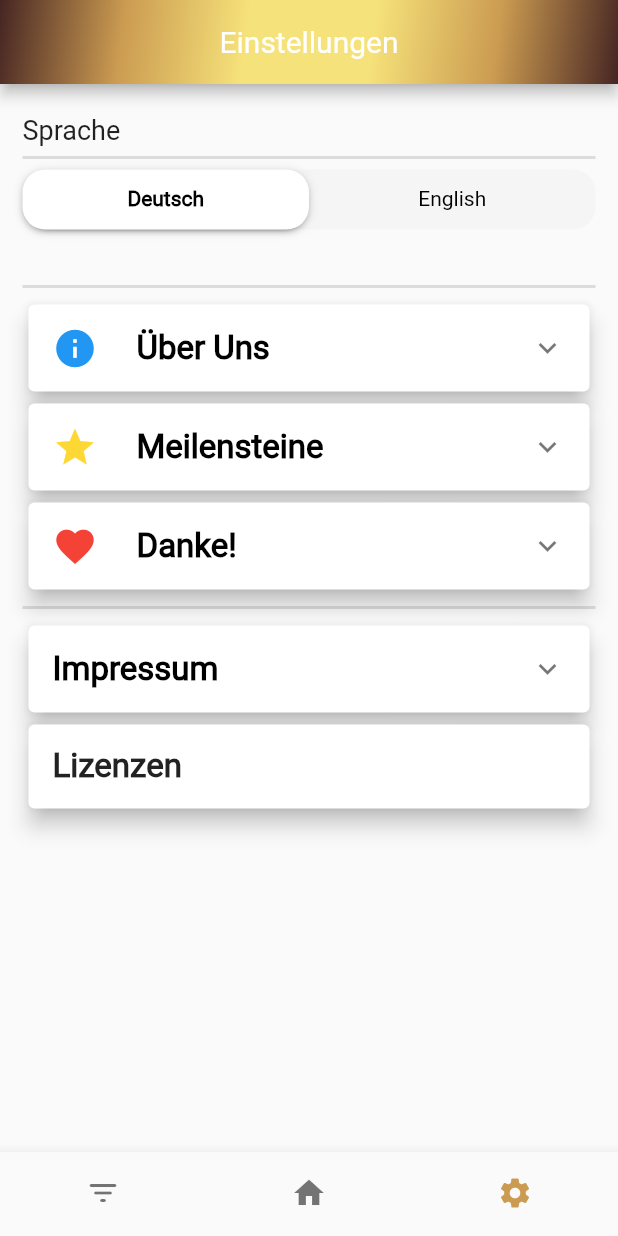
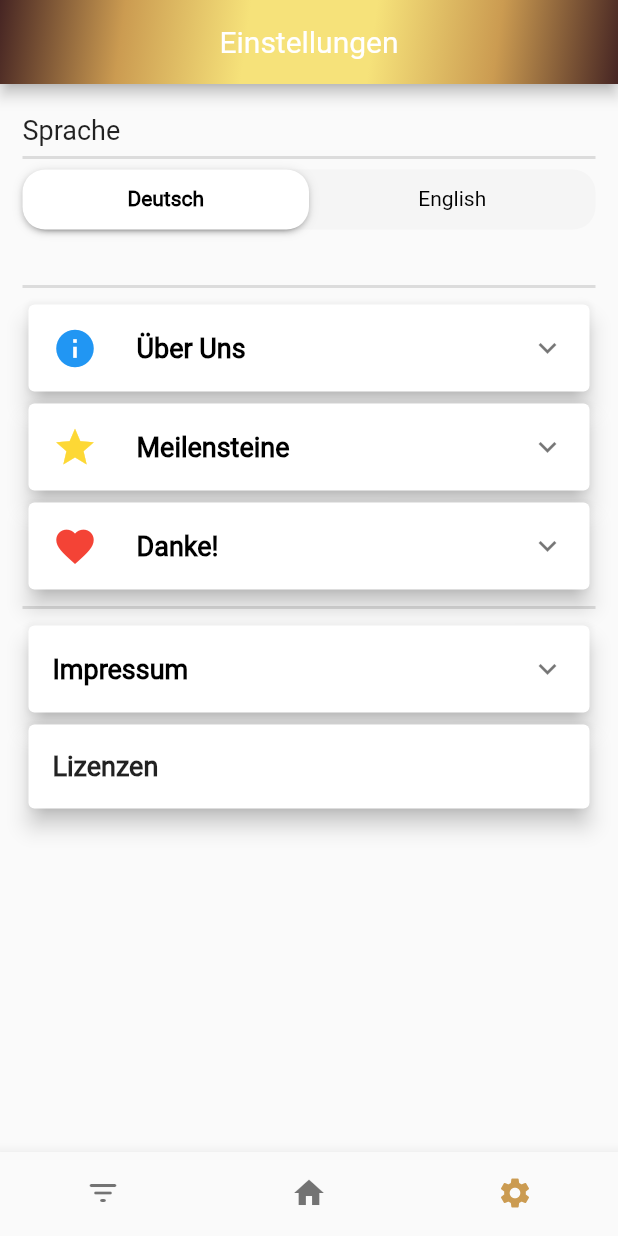
Before and after one commit to eng-stolpersteine/StolpersteineErlangen, a Flutter app: the Screens screen opened directly, item 3 of the bottom bar chosen, on a phone screen of 412 x 824 dp. Run offline on Flutter 3.47's test engine with Material 2 defaults, Android fonts, the light colour scheme and no system bars; our stand-ins replace audioplayers, carousel_pro, hive, hive_flutter, page_transition, photo_view; accounts and stored records are empty.

Commit message:
Final Commit! Hah!

```diff
--- a/StolpersteineErlangen/lib/Data/Filters/Filters.dart
+++ b/StolpersteineErlangen/lib/Data/Filters/Filters.dart
@@ -36,7 +36,7 @@ List<FilterModel> familyFilters =
   FilterModel(nameDt: "Katz", nameEn: "Katz", id: Filter.Katz),
   FilterModel(nameDt: "Rotenstein", nameEn: "Rotenstein", id: Filter.Rotenstein),
   FilterModel(nameDt: "Uhlfelder", nameEn: "Uhlfelder", id: Filter.Uhlfelder),
-  FilterModel(nameDt: "Vissing", nameEn: "Vissing", id: Filter.Vissing),
+  FilterModel(nameDt: "Laink-Vissing", nameEn: "Laink-Vissing", id: Filter.Vissing),
   FilterModel(nameDt: "Wassermann", nameEn: "Wassermann", id: Filter.Wassermann),
   FilterModel(nameDt: "Weglein", nameEn: "Weglein", id: Filter.Weglein),
   FilterModel(nameDt: "Weinstock", nameEn: "Weinstock", id: Filter.Weinstock),
--- a/StolpersteineErlangen/lib/Data/History.dart
+++ b/StolpersteineErlangen/lib/Data/History.dart
@@ -45,7 +45,7 @@ List<HistoryModel> historyModels =
 
   HistoryModel
   (
-    name: "Reichsprogromnacht",
+    name: "Reichspogromnacht",
     nameEn: "Night of Broken Glass",
     textDt: txt_Reichsprogromnacht_de,
     textEn: txt_Reichsprogromnacht_en,
--- a/StolpersteineErlangen/lib/Data/SettingsData/Danke_Text.dart
+++ b/StolpersteineErlangen/lib/Data/SettingsData/Danke_Text.dart
@@ -1,2 +1,2 @@
-String danke_dt = "Wir danken unseren Schulpartnern und  externen Partnern, die uns bei Planung und Konzeption unseres Projektes unterstützt haben:\n\nFa. Siemens für die Einweisung in die Grundlagen des Projektmanagements\n\nVR-Bank Erlangen-Höchstadt für die finanzielle Unterstützung im Rahmen des Wettbewerbs „Jugend kreativ“\n\nJohannes Britting, MA,  Kulturwissenschaftler und Gedenkstättenpädagoge\n\nCristian Ortega-Singer, Lehrstuhl für digitale Geisteswissenschaften der FAU Erlangen-Nürnberg\n\nUnser besonderer Dank gilt dem Stadtarchiv Erlangen und allen Mitarbeitern, die uns bei unserem Projekt geholfen haben- ganz besonders Frau Katja Geißler für ihre stetige Unterstützung in allen Recherchearbeiten und  Konzeptionsfragen und ihre Geduld, unsere wie auch immer gearteten Fragen zu beantworten.\n\nWir danken auch sehr dem Leiter des Archivs, Dr. Jacob, dem Leiter des Stadtarchivs Erlangen,für die Bereitschaft der Kooperation zwischen Schule und Archiv und für das Korrekturlesen der biographischen Texte.";
-String danke_en = "We thank all our partners, who helped us plan and conceptualise our project:\n\nCo. Siemens for the introduction to the basics of project management\n\nVR-Bank Erlangen-Höchstadt for the financial support as part of the \"Creative Youth\" competition\n\nJohannes Britting, MA, cultural scientist and memorial pedagogue\n\nChristian Ortega-Singer, chair of digital humanities at the FAU Erlangen-Nürnberg\n\nOur special thanks goes to the City Archive Erlangen and all of its employees who helped us during our project - most notably, Katja Geißler for her continuous support, concerning the research, as well as her patience, while responding to our many questions\n\nWe thank the head of the City Archive Erlangen, Dr. Jakob, for the open collaboration between School and Archive, as well as for proofreading the biographical texts";
+String danke_dt = "Wir danken unseren Schulpartnern und  externen Partnern, die uns bei Planung und Konzeption unseres Projektes unterstützt haben:\n\nFa. Siemens für die Einweisung in die Grundlagen des Projektmanagements\n\nVR-Bank Erlangen-Höchstadt für die finanzielle Unterstützung im Rahmen des Wettbewerbs „Jugend kreativ“\n\nJohannes Britting, MA,  Kulturwissenschaftler und Gedenkstättenpädagoge\n\nCristian Ortega-Singer, Lehrstuhl für digitale Geisteswissenschaften der FAU Erlangen-Nürnberg\n\nUnser besonderer Dank gilt dem Stadtarchiv Erlangen und allen Mitarbeitern, die uns bei unserem Projekt geholfen haben- ganz besonders Frau Katja Geißler für ihre stetige Unterstützung in allen Recherchearbeiten und  Konzeptionsfragen und ihre Geduld, unsere wie auch immer gearteten Fragen zu beantworten.\n\nWir danken auch sehr dem Leiter des Archivs, Dr. Jacob, dem Leiter des Stadtarchivs Erlangen,für die Bereitschaft der Kooperation zwischen Schule und Archiv und für das Korrekturlesen der biographischen Texte.\n\nErlangen, im Januar 2021\n\nTobias Baumgartl, Flora Buchholtz, David Dembele, Simon Hiebel, Anika Hummel, Eren Kiremit, Sebastian Lipp, Konstantin Neckermann, Fabian Peter, Annika Pfann, Helen Rebel, Jan Schiefer, Lea Stadelmann, Moritz Zöbelein und Antonie Walther";
+String danke_en = "We thank all our partners, who helped us plan and conceptualise our project:\n\nCo. Siemens for the introduction to the basics of project management\n\nVR-Bank Erlangen-Höchstadt for the financial support as part of the \"Creative Youth\" competition\n\nJohannes Britting, MA, cultural scientist and memorial pedagogue\n\nChristian Ortega-Singer, chair of digital humanities at the FAU Erlangen-Nürnberg\n\nOur special thanks goes to the City Archive Erlangen and all of its employees who helped us during our project - most notably, Katja Geißler for her continuous support, concerning the research, as well as her patience, while responding to our many questions\n\nWe thank the head of the City Archive Erlangen, Dr. Jakob, for the open collaboration between School and Archive, as well as for proofreading the biographical texts.\n\nErlangen, January 2021\n\nTobias Baumgartl, Flora Buchholtz, David Dembele, Simon Hiebel, Anika Hummel, Eren Kiremit, Sebastian Lipp, Konstantin Neckermann, Fabian Peter, Annika Pfann, Helen Rebel, Jan Schiefer, Lea Stadelmann, Moritz Zöbelein and Antonie Walther";
--- a/StolpersteineErlangen/lib/Data/Stolpersteine.dart
+++ b/StolpersteineErlangen/lib/Data/Stolpersteine.dart
@@ -109,7 +109,7 @@ List<StolpersteinModel> stolpersteinModels =
     textDt: txt_Benesi_dt,
     textEn: txt_Benesi_Erich_en,
     audioUrlDt: "Audio/Stolperstein/Dt/Benesi.mp3",
-    audioUrlEn: "",
+    audioUrlEn: "Audio/Stolperstein/En/Benesi.mp3",
     sources: src_Benesi_Erich,
     galleryImages:
     [
@@ -137,7 +137,7 @@ List<StolpersteinModel> stolpersteinModels =
     textDt: txt_Benesi_dt,
     textEn: txt_Benesi_Gottliebe_en,
     audioUrlDt: "Audio/Stolperstein/Dt/Benesi.mp3",
-    audioUrlEn: "",
+    audioUrlEn: "Audio/Stolperstein/En/Benesi.mp3",
     sources: src_Benesi_Gottliebe,
     galleryImages:
     [
@@ -164,7 +164,7 @@ List<StolpersteinModel> stolpersteinModels =
     textDt: txt_Benesi_dt,
     textEn: txt_Benesi_Hannelore_en,
     audioUrlDt: "Audio/Stolperstein/Dt/Benesi.mp3",
-    audioUrlEn: "",
+    audioUrlEn: "Audio/Stolperstein/En/Benesi.mp3",
     sources: src_Benesi_Hannelore,
     galleryImages:
     [
@@ -184,7 +184,7 @@ List<StolpersteinModel> stolpersteinModels =
     textDt: txt_Benesi_dt,
     textEn: txt_Benesi_Hildegard_en,
     audioUrlDt: "Audio/Stolperstein/Dt/Benesi.mp3",
-    audioUrlEn: "",
+    audioUrlEn: "Audio/Stolperstein/En/Benesi.mp3",
     sources: src_Benesi_Hildegard,
     galleryImages:
     [
@@ -212,7 +212,7 @@ List<StolpersteinModel> stolpersteinModels =
     textDt: txt_Benesi_dt,
     textEn: txt_Benesi_Jakob_en,
     audioUrlDt: "Audio/Stolperstein/Dt/Benesi.mp3",
-    audioUrlEn: "",
+    audioUrlEn: "Audio/Stolperstein/En/Benesi.mp3",
     sources: src_Benesi_Jakob,
     galleryImages:
     [
@@ -349,7 +349,7 @@ List<StolpersteinModel> stolpersteinModels =
     textDt: txt_Katz_Wilma_dt,
     textEn: txt_Katz_Wilma_en,
     audioUrlDt: "Audio/Stolperstein/Dt/Wilma_Katz.mp3",
-    audioUrlEn: "",
+    audioUrlEn: "Audio/Stolperstein/En/Wilma_Katz.mp3",
     sources: src_Katz_Wilma,
     galleryImages:
     [
@@ -452,7 +452,7 @@ List<StolpersteinModel> stolpersteinModels =
     textDt: txt_Uhlfelder_dt,
     textEn: txt_Uhlfelder_en,
     audioUrlDt: "Audio/Stolperstein/Dt/Uhlfelder.mp3",
-    audioUrlEn: "",
+    audioUrlEn: "Audio/Stolperstein/En/Uhlfelder.mp3",
     sources: src_Uhlfelder_Frieda,
     galleryImages:
     [
@@ -477,7 +477,7 @@ List<StolpersteinModel> stolpersteinModels =
     textDt: txt_Uhlfelder_dt,
     textEn: txt_Uhlfelder_en,
     audioUrlDt: "Audio/Stolperstein/Dt/Uhlfelder.mp3",
-    audioUrlEn: "",
+    audioUrlEn: "Audio/Stolperstein/En/Uhlfelder.mp3",
     sources: src_Uhlfelder_Josef,
     galleryImages:
     [
@@ -527,7 +527,7 @@ List<StolpersteinModel> stolpersteinModels =
     textDt: txt_Wassermann_Thekla_dt,
     textEn: txt_Wassermann_Thekla_en,
     audioUrlDt: "Audio/Stolperstein/Dt/Thekla_Wassermann.mp3",
-    audioUrlEn: "",
+    audioUrlEn: "Audio/Stolperstein/En/Thekla_Wassermann.mp3",
     sources: src_Wassermann_Thekla,
     galleryImages:
     [
--- a/StolpersteineErlangen/lib/Screens/Settings/SettingsScreen.dart
+++ b/StolpersteineErlangen/lib/Screens/Settings/SettingsScreen.dart
@@ -112,7 +112,7 @@ class SettingsScreenState extends State<SettingsScreen> with SingleTickerProvide
               title: Text
               (
                 prov.english ? titleEn : titleDt,
-                style: TextStyle(fontFamily: "Roboto", color: Colors.black, fontWeight: FontWeight.bold, fontSize: 22),
+                style: TextStyle(fontFamily: "Roboto", color: Colors.black, fontWeight: FontWeight.bold, fontSize: 18),
               ),
               leading: leading,
               childrenPadding: EdgeInsets.symmetric(horizontal: 15, vertical: 10),
@@ -121,7 +121,7 @@ class SettingsScreenState extends State<SettingsScreen> with SingleTickerProvide
                 Text
                 (
                   prov.english ? contentEn : contentDt,
-                  style: TextStyle(fontFamily: "Roboto", color: Colors.black, fontSize: 15,),
+                  style: TextStyle(fontFamily: "Roboto", color: Colors.black, fontSize: 16,),
                   textAlign: txtAl,
                 ),
               ],
@@ -185,7 +185,7 @@ class SettingsScreenState extends State<SettingsScreen> with SingleTickerProvide
                           builder: (context, prov, ch) => Text
                           (
                             prov.english ? "Licenses" : "Lizenzen",
-                            style: TextStyle(fontFamily: "Roboto", fontSize: 22, fontWeight: FontWeight.bold)
+                            style: TextStyle(fontFamily: "Roboto", fontSize: 18, fontWeight: FontWeight.bold)
                           ),
                         ),
                         onTap: () => showLicensePage(context: context, applicationName: "Stolpersteine Erlangen")
```
Also changed, not shown: StolpersteineErlangen/lib/Data/Texts/LongText/HistoryLongText.dart (+4 -4 lines), StolpersteineErlangen/lib/Data/Texts/LongText/StolpersteinLongText.dart (+6 -6 lines), StolpersteineErlangen/lib/Data/Texts/ShortText/StolpersteinShortText.dart (+9 -9 lines), 4 other files.
